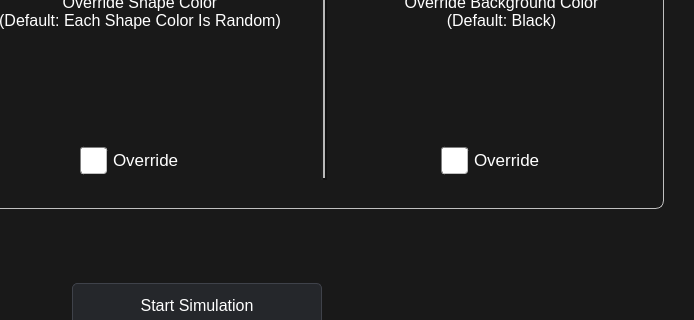
First picture: the form in mainwindow.ui, repository mwdle/BounceLab, before the edit; both pictures show x 306 to 1000 and y 369 to 689 of the 1000 by 800 pixel window.
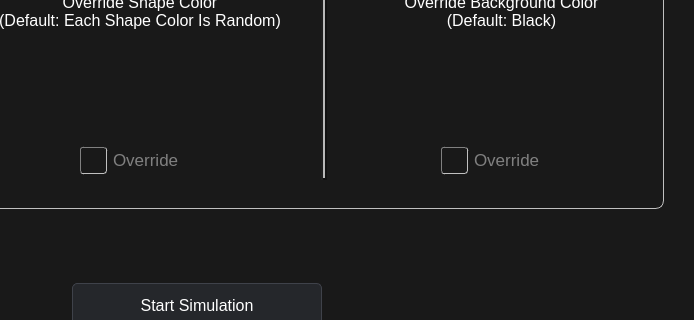
Second picture: the form after the edit. The open tabs and pages were chosen to show the change. Icons and pictures are not drawn. Custom widgets are drawn as their Qt base class.

What changed in the file:
```diff
--- a/mainwindow.ui
+++ b/mainwindow.ui
@@ -2270,7 +2270,10 @@
                         </font>
                        </property>
                        <property name="styleSheet">
-                        <string notr="true">QCheckBox::indicator:unchecked { background-color: white; border-style:inset; border-color:gray; border-width: 1px; border-radius:3px; width: 25px; height: 25px; }</string>
+                        <string notr="true">QCheckBox { 
+color: gray;
+}
+QCheckBox::indicator:unchecked { border-style:inset; border-color:gray; border-width: 1px; border-radius:3px; width: 25px; height: 25px; }</string>
                        </property>
                        <property name="text">
                         <string>Override</string>
@@ -2346,7 +2349,10 @@
                         </font>
                        </property>
                        <property name="styleSheet">
-                        <string notr="true">QCheckBox::indicator:unchecked { background-color: white; border-style:inset; border-color:gray; border-width: 1px; border-radius:3px; width: 25px; height: 25px; }</string>
+                        <string notr="true">QCheckBox { 
+color: gray;
+}
+QCheckBox::indicator:unchecked { border-style:inset; border-color:gray; border-width: 1px; border-radius:3px; width: 25px; height: 25px; }</string>
                        </property>
                        <property name="text">
                         <string>Override</string>
```
